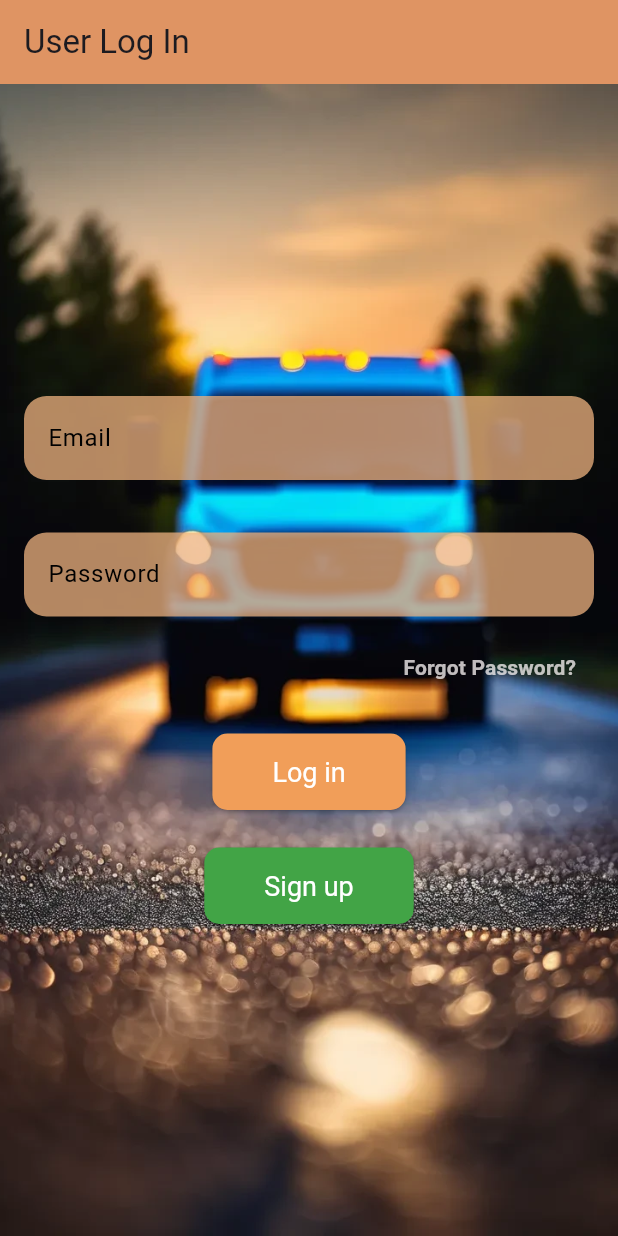
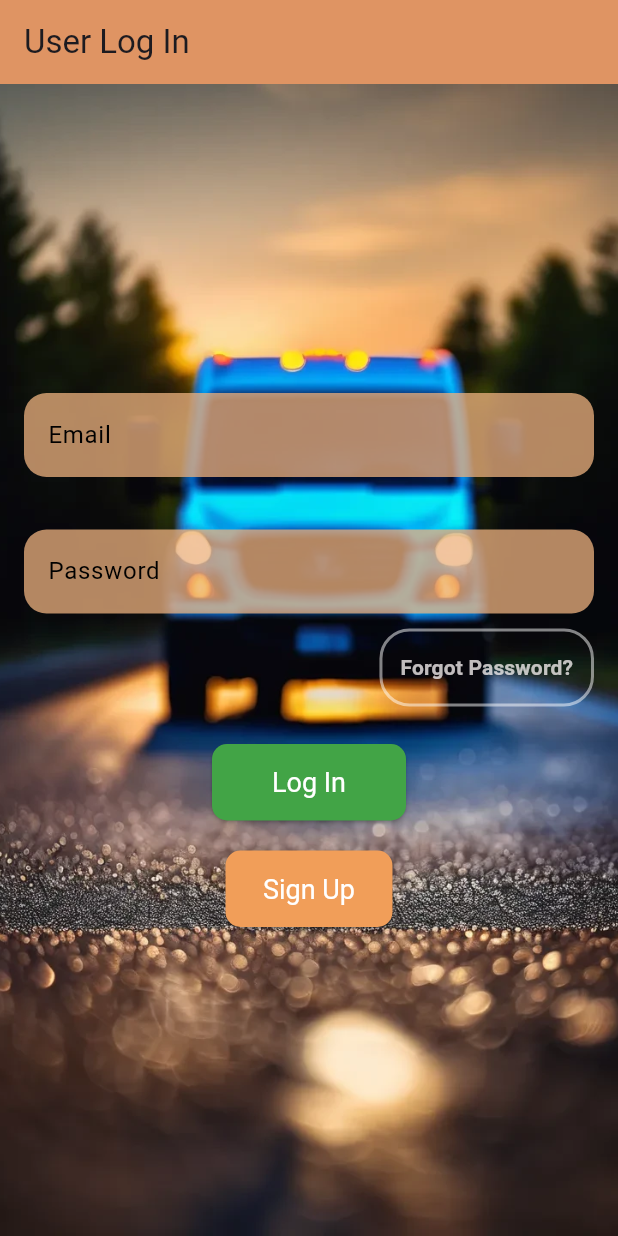
Before and after one commit to mfortelnyy/truckproFlutter, a Flutter app: the screen it shows after launch, on a phone screen of 412 x 824 dp. Run offline on Flutter 3.47's test engine with Material 3 defaults, Android fonts, the phone set to English and light mode, and no system bars; our stand-ins replace file_picker, fl_chart, jwt_decoder, stop_watch_timer; missing offline and left inert: dart:ffi.

Commit message:
Change the layout of buttons and their sizes

```diff
--- a/truckpro/lib/views/user_signin_page.dart
+++ b/truckpro/lib/views/user_signin_page.dart
@@ -151,13 +151,20 @@ class SignInPageState extends State<SignInPage> {
                     ),
                   ),
                   const SizedBox(height: 10),
-
                   Align(
-                    alignment: Alignment.centerRight,
+                  alignment: Alignment.centerRight,
+                  child: Container(
+                    decoration: BoxDecoration(
+                      border: Border.all(
+                        color: Colors.white.withOpacity(0.5), // Set border color with low opacity
+                        width: 2, // Border width
+                      ),
+                      borderRadius: BorderRadius.circular(20), // Circular border
+                    ),
                     child: TextButton(
                       onPressed: () {
                         Navigator.of(context).push(
-                        MaterialPageRoute(builder: (context) => ForgotPasswordView()),
+                          MaterialPageRoute(builder: (context) => ForgotPasswordView()),
                         );
                       },
                       child: const Text(
@@ -169,25 +176,8 @@ class SignInPageState extends State<SignInPage> {
                       ),
                     ),
                   ),
-                  const SizedBox(height: 20),
-
-                  ElevatedButton(
-                     onPressed: () => Navigator.of(context).push(
-                      MaterialPageRoute(builder: (context) => const DriverSignupPage()),
-                    ),
-                    style: ElevatedButton.styleFrom(
-                      backgroundColor: const Color.fromARGB(255, 241, 158, 89),
-                      padding: const EdgeInsets.symmetric(horizontal: 40, vertical: 15),
-                      shape: RoundedRectangleBorder(
-                        borderRadius: BorderRadius.circular(10),
-                      ),
-                      textStyle: const TextStyle(fontSize: 18, color: Colors.white),
-                    ),
-                    child: const Text('Log in', style: TextStyle(color:Colors.white ),),
-                  ),
-
-                  const SizedBox(height: 25),
-
+                ),
+                 const SizedBox(height: 25),
                   ElevatedButton(
                     onPressed: () => _handleSignIn(context),
                     style: ElevatedButton.styleFrom(
@@ -198,9 +188,25 @@ class SignInPageState extends State<SignInPage> {
                       ),
                       textStyle: const TextStyle(fontSize: 18, color: Colors.white),
                     ),
-                    child: const Text('Sign up', style: TextStyle(color:Colors.white ),),
+                    child: const Text('Log In', style: TextStyle(color:Colors.white ),),
                   ),
-                ],
+                const SizedBox(height: 20),
+                ElevatedButton(
+                     onPressed: () => Navigator.of(context).push(
+                      MaterialPageRoute(builder: (context) => const DriverSignupPage()),
+                    ),
+                    style: ElevatedButton.styleFrom(
+                      backgroundColor: const Color.fromARGB(255, 241, 158, 89),
+                      padding: const EdgeInsets.symmetric(horizontal: 25, vertical: 15),
+                      shape: RoundedRectangleBorder(
+                        borderRadius: BorderRadius.circular(10),
+                      ),
+                      textStyle: const TextStyle(fontSize: 18, color: Colors.white),
+                    ),
+                    child: const Text('Sign Up', style: TextStyle(color:Colors.white ),),
+                  ),
+
+                 ],
               ),
             ),
           ),
```
